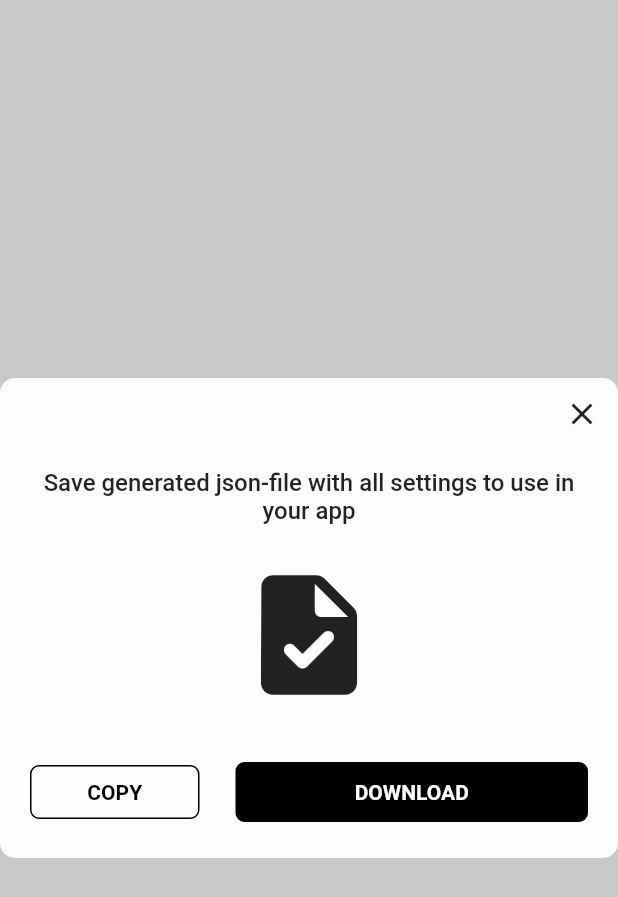
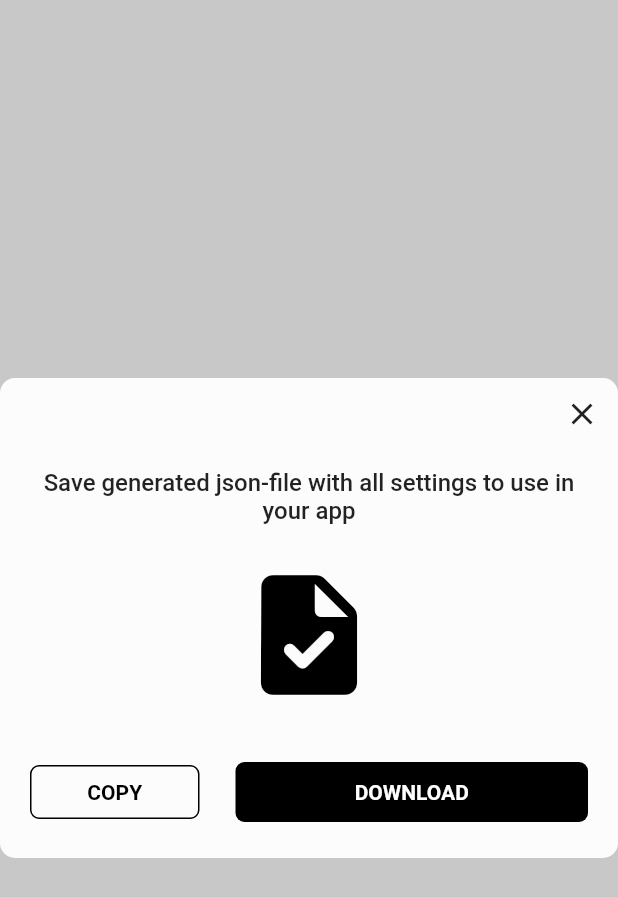
Before and after one commit to flutterwtf/survey_sdk, a Flutter app: the _ExportFloatingWindow widget shown alone on an empty page, opened directly with empty values, on a phone screen of 412 x 824 dp. Shown: the top 897 px of the screen. Run offline on Flutter 3.47's test engine with Material 2 defaults, Android fonts, the light colour scheme and no system bars; our stand-ins replace equatable, flutter_bloc, flutter_colorpicker, flutter_form_builder, get_it, shared_preferences; accounts and stored records are empty; generated files the repository leaves out were written again; Roboto replaces fonts that are missing (Poppins).

Commit message:
export-floating-window/adjust colors

```diff
--- a/admin/lib/presentation/widgets/export_floating_window.dart
+++ b/admin/lib/presentation/widgets/export_floating_window.dart
@@ -92,6 +92,7 @@ class _ExportFloatingWindow extends StatelessWidget {
               const Icon(
                 Icons.task_rounded,
                 size: AppDimensions.size2XL,
+                color: AppColors.black,
               ),
               const Spacer(),
               Padding(
@@ -109,7 +110,7 @@ class _ExportFloatingWindow extends StatelessWidget {
                         ),
                         side: const MaterialStatePropertyAll(
                           BorderSide(
-                            color: Colors.black,
+                            color: AppColors.black,
                           ),
                         ),
                         shape: MaterialStatePropertyAll(
```
